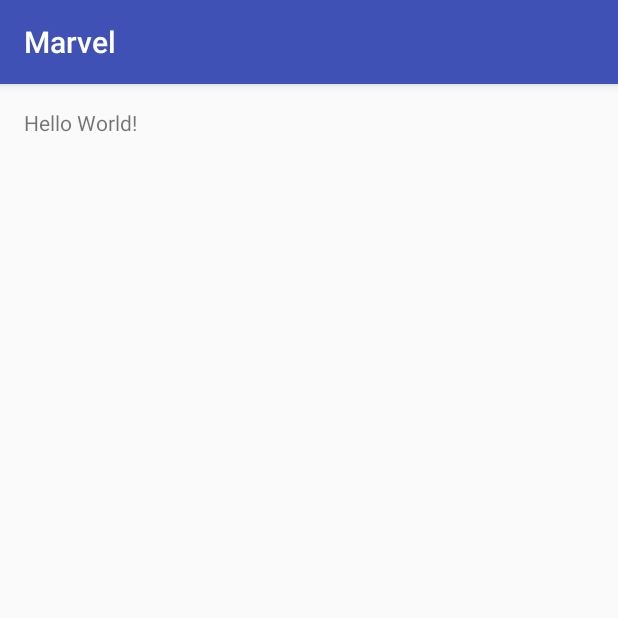
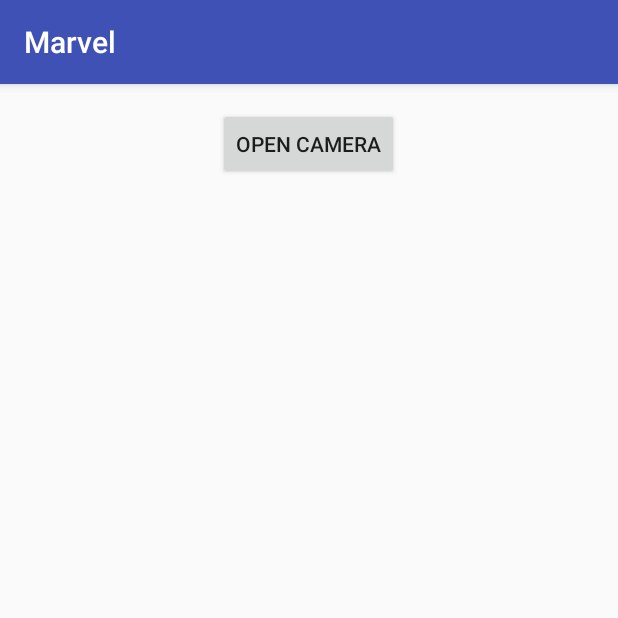
Before and after one commit to abhn/marvel, an Android app: the screen it shows after launch (MainActivity), on a phone screen of 412 x 824 dp, the top half of it. Run offline under Robolectric (Android 15) with nearby library versions, the phone set to English and light mode, and no system bars.

Commit message:
camera working, opencv hackable

```diff
--- a/app/src/main/java/cultoftheunicorn/marvel/MainActivity.java
+++ b/app/src/main/java/cultoftheunicorn/marvel/MainActivity.java
@@ -1,29 +1,38 @@
 package cultoftheunicorn.marvel;
 
+import android.content.Intent;
 import android.support.v7.app.AppCompatActivity;
 import android.os.Bundle;
+import android.support.v7.view.menu.MenuAdapter;
+import android.support.v7.widget.AppCompatButton;
 import android.util.Log;
+import android.view.View;
 
-import org.opencv.android.OpenCVLoader;
-import org.opencv.engine.OpenCVEngineInterface;
+import cultoftheunicorn.marvel.utilities.*;
 
 public class MainActivity extends AppCompatActivity {
 
     private static final String TAG = "MainActivity";
-
-    static {
-        if(!OpenCVLoader.initDebug()){
-            Log.d(TAG, "OpenCV not loaded");
-        } else {
-            Log.d(TAG, "OpenCV loaded");
-        }
-    }
 
     @Override
     protected void onCreate(Bundle savedInstanceState) {
         super.onCreate(savedInstanceState);
         setContentView(R.layout.activity_main);
 
+        if(OpenCV.checkOpenCVLoaded()) {
+            Log.d(TAG, "Loaded");
+        } else {
+            Log.d(TAG, "Not Loaded");
+        }
+
+        AppCompatButton btn = (AppCompatButton) findViewById(R.id.openCamera);
+        btn.setOnClickListener(new View.OnClickListener() {
+            @Override
+            public void onClick(View view) {
+                Intent intent = new Intent(MainActivity.this, ShowCamera.class);
+                startActivity(intent);
+            }
+        });
 
     }
 }
--- /dev/null
+++ b/app/src/main/java/cultoftheunicorn/marvel/utilities/OpenCV.java
@@ -0,0 +1,19 @@
+package cultoftheunicorn.marvel.utilities;
+
+import org.opencv.android.OpenCVLoader;
+
+/**
+ * Methods to frequently performed actions with regards to OpenCV library
+ */
+public class OpenCV {
+
+    /**
+     * Checks if the opencv library has loaded successfully
+     * @return true if loaded, false otherwise
+     *
+     */
+    public static boolean checkOpenCVLoaded() {
+        return OpenCVLoader.initDebug();
+    }
+
+}
--- a/app/src/main/res/layout/activity_main.xml
+++ b/app/src/main/res/layout/activity_main.xml
@@ -10,8 +10,10 @@
     android:paddingTop="@dimen/activity_vertical_margin"
     tools:context="cultoftheunicorn.marvel.MainActivity">
 
-    <TextView
+    <android.support.v7.widget.AppCompatButton
         android:layout_width="wrap_content"
         android:layout_height="wrap_content"
-        android:text="Hello World!" />
+        android:id="@+id/openCamera"
+        android:text="Open camera"
+        android:layout_centerHorizontal="true"/>
 </RelativeLayout>
```
Also changed, not shown: app/src/main/AndroidManifest.xml (+34 -0 lines), app/src/main/java/cultoftheunicorn/marvel/ShowCamera.java (added, +133 -0 lines), app/src/main/res/layout/activity_show_camera.xml (added, +16 -0 lines).
